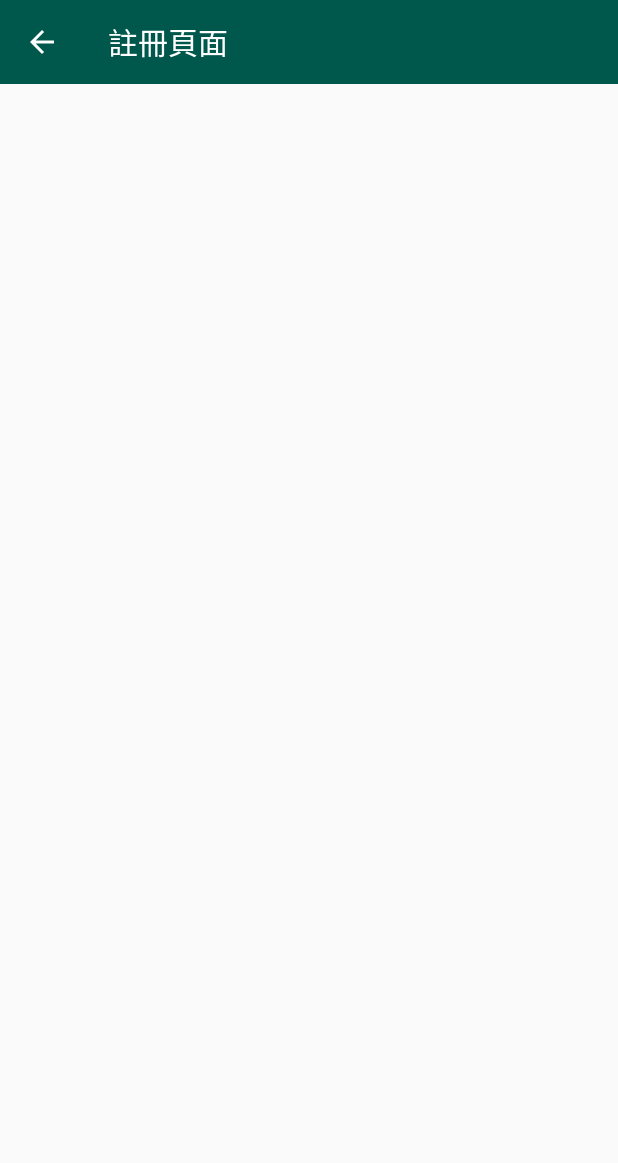
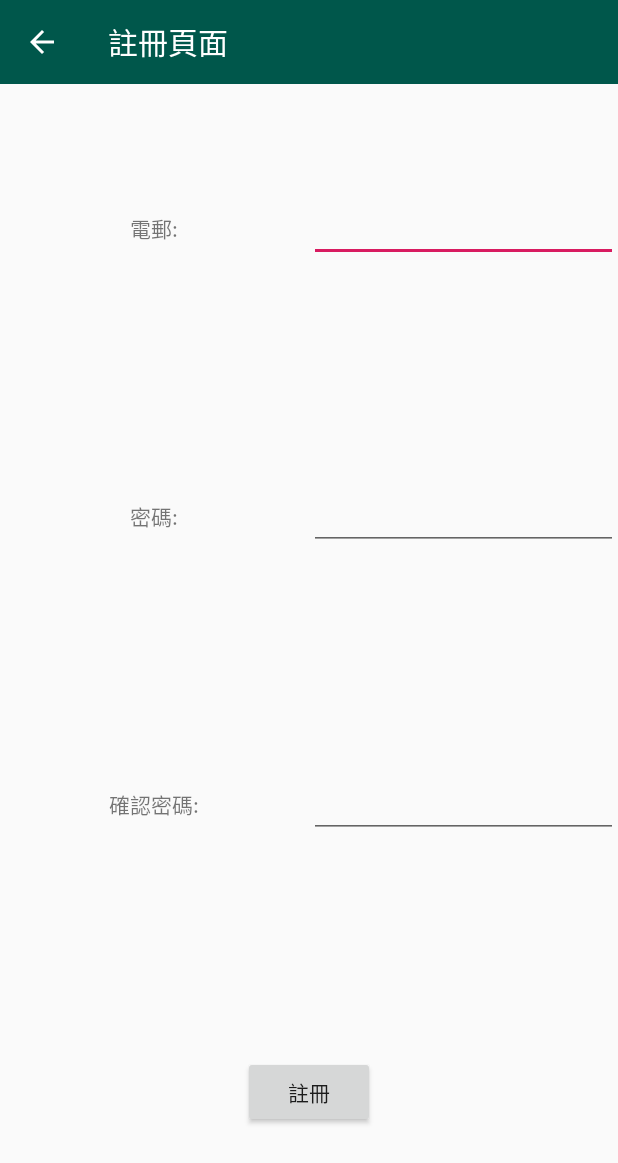
Before and after one commit to kelvinng2017/ExerciseOne, an Android app: the email_register screen opened directly, with no data from a screen before it, on a phone screen of 412 x 824 dp. Shown: the top 1163 px of the screen. Run offline under Robolectric (Android 15) with nearby library versions, the phone set to English and light mode, and no system bars.

Commit message:
完成註冊頁面

```diff
--- a/app/src/main/res/layout/activity_email_register.xml
+++ b/app/src/main/res/layout/activity_email_register.xml
@@ -13,7 +13,128 @@
     <LinearLayout
         android:layout_width="match_parent"
         android:layout_height="match_parent"
-        android:layout_below="@+id/activity_email_register_toolbar">
+        android:layout_below="@+id/activity_email_register_toolbar"
+        android:orientation="vertical">
+
+        <LinearLayout
+            android:layout_width="match_parent"
+            android:layout_height="match_parent"
+            android:orientation="horizontal"
+            android:layout_weight="1">
+
+            <LinearLayout
+                android:layout_width="match_parent"
+                android:layout_height="match_parent"
+                android:layout_weight="1"
+                android:orientation="vertical"
+                android:gravity="center">
+
+                <TextView
+                    android:id="@+id/user_email_text_view"
+                    android:layout_width="wrap_content"
+                    android:layout_height="wrap_content"
+                    android:text="電郵:"/>
+
+            </LinearLayout>
+            <LinearLayout
+                android:layout_width="match_parent"
+                android:layout_height="match_parent"
+                android:layout_weight="1"
+                android:orientation="vertical"
+                android:gravity="center">
+
+                <EditText
+                    android:id="@+id/user_email_edit_text"
+                    android:layout_width="match_parent"
+                    android:layout_height="wrap_content" />
+
+            </LinearLayout>
+
+        </LinearLayout>
+        <LinearLayout
+            android:layout_width="match_parent"
+            android:layout_height="match_parent"
+            android:orientation="horizontal"
+            android:layout_weight="1">
+
+            <LinearLayout
+                android:layout_width="match_parent"
+                android:layout_height="match_parent"
+                android:layout_weight="1"
+                android:orientation="vertical"
+                android:gravity="center">
+
+                <TextView
+                    android:id="@+id/user_password_text_view"
+                    android:layout_width="wrap_content"
+                    android:layout_height="wrap_content"
+                    android:text="密碼:"/>
+
+            </LinearLayout>
+            <LinearLayout
+                android:layout_width="match_parent"
+                android:layout_height="match_parent"
+                android:layout_weight="1"
+                android:orientation="vertical"
+                android:gravity="center">
+
+                <EditText
+                    android:id="@+id/user_password_edit_text"
+                    android:layout_width="match_parent"
+                    android:layout_height="wrap_content" />
+
+            </LinearLayout>
+
+        </LinearLayout>
+        <LinearLayout
+            android:layout_width="match_parent"
+            android:layout_height="match_parent"
+            android:orientation="horizontal"
+            android:layout_weight="1">
+
+            <LinearLayout
+                android:layout_width="match_parent"
+                android:layout_height="match_parent"
+                android:layout_weight="1"
+                android:orientation="vertical"
+                android:gravity="center">
+
+                <TextView
+                    android:id="@+id/user_confirm_password_text_view"
+                    android:layout_width="wrap_content"
+                    android:layout_height="wrap_content"
+                    android:text="確認密碼:"/>
+
+            </LinearLayout>
+            <LinearLayout
+                android:layout_width="match_parent"
+                android:layout_height="match_parent"
+                android:layout_weight="1"
+                android:orientation="vertical"
+                android:gravity="center">
+
+                <EditText
+                    android:id="@+id/user_confirm_password_edit_text"
+                    android:layout_width="match_parent"
+                    android:layout_height="wrap_content" />
+
+            </LinearLayout>
+
+        </LinearLayout>
+        <LinearLayout
+            android:layout_width="match_parent"
+            android:layout_height="match_parent"
+            android:orientation="horizontal"
+            android:layout_weight="1"
+            android:gravity="center">
+
+            <Button
+                android:id="@+id/confirm_button_of_activity_email_register"
+                android:layout_width="wrap_content"
+                android:layout_height="wrap_content"
+                android:text="註冊"/>
+
+        </LinearLayout>
 
     </LinearLayout>
 
```
